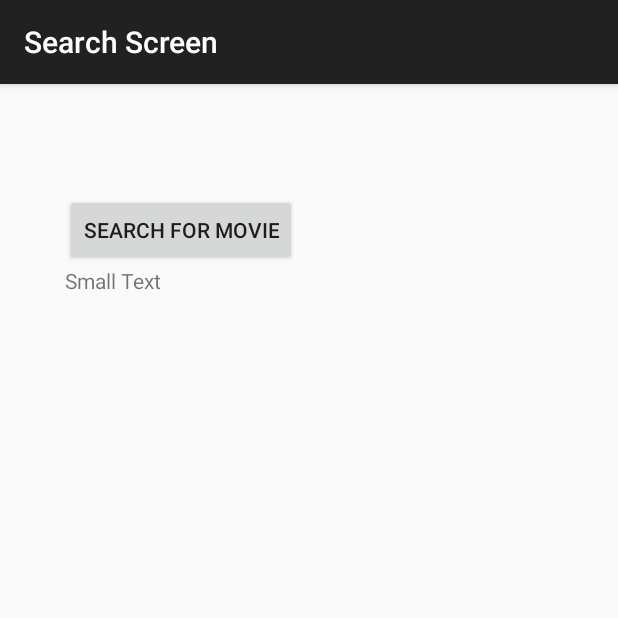
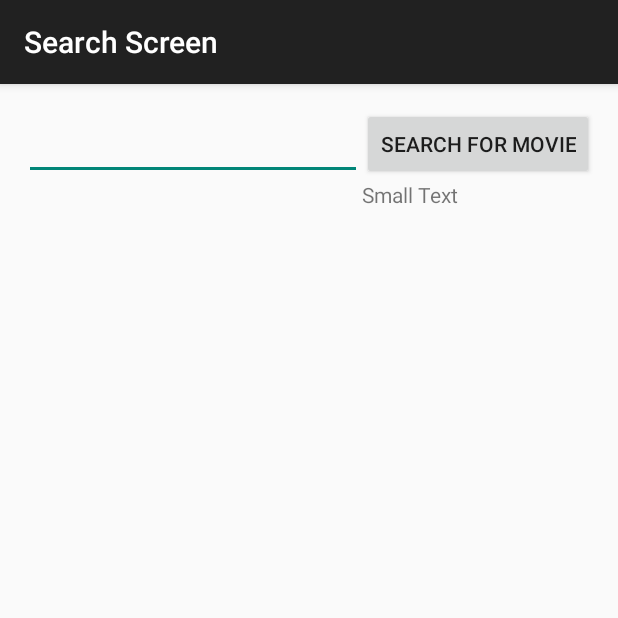
Before and after one commit to DoYouWantToBuildAProgram/Recs-From-Techs, an Android app: the searchScreen screen opened directly, with no data from a screen before it, on a phone screen of 412 x 824 dp, the top half of it. Run offline under Robolectric (Android 15) with nearby library versions, the phone set to English and light mode, and no system bars; our stand-ins replace Volley.

```diff
--- a/app/src/main/res/layout/content_search_screen.xml
+++ b/app/src/main/res/layout/content_search_screen.xml
@@ -18,11 +18,9 @@
         android:layout_height="wrap_content"
         android:text="Search for movie"
         android:id="@+id/button"
+        android:onClick="searchForMovie"
         android:layout_alignParentTop="true"
-        android:layout_alignParentStart="true"
-        android:layout_marginStart="27dp"
-        android:layout_marginTop="57dp"
-        android:onClick="searchForMovie"/>
+        android:layout_alignParentEnd="true" />
 
     <TextView
         android:layout_width="wrap_content"
@@ -32,7 +30,22 @@
         android:id="@+id/text"
         android:layout_below="@+id/button"
         android:layout_alignStart="@+id/button"
+        android:layout_alignEnd="@+id/button" />
+
+    <ListView
+        android:layout_width="wrap_content"
+        android:layout_height="wrap_content"
+        android:id="@+id/listView"
         android:layout_alignParentBottom="true"
-        android:layout_alignParentEnd="true" />
+        android:layout_alignParentStart="true"
+        android:layout_alignTop="@+id/text" />
+
+    <EditText
+        android:layout_width="wrap_content"
+        android:layout_height="wrap_content"
+        android:id="@+id/editText"
+        android:layout_above="@+id/listView"
+        android:layout_alignParentStart="true"
+        android:layout_toStartOf="@+id/button" />
 
 </RelativeLayout>
```
Also changed, not shown: app/src/main/res/mipmap-mdpi/tom.png (added), app/src/main/res/mipmap-xhdpi/tom.png (added), app/src/main/res/mipmap-xxhdpi/tom.png (added), app/src/main/res/mipmap-xxxhdpi/tom.png (added), app/src/main/tom-web.png (added), 1 other file.
